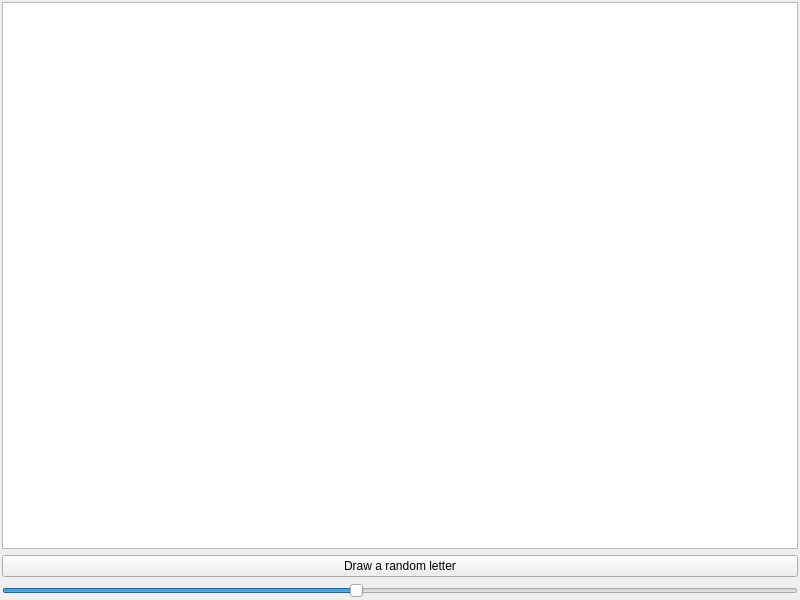
This is main_window.ui in JensGrabner/fx7500g as Qt 5 draws it before an edit. The edited form follows.
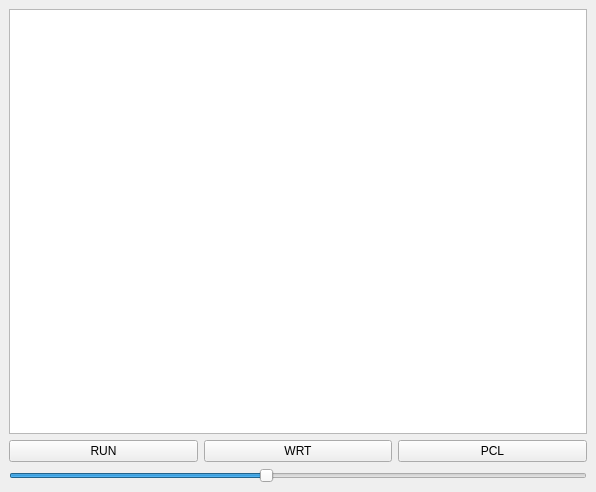
This is the edited form.

What changed in the file:
```diff
--- a/main_window.ui
+++ b/main_window.ui
@@ -5,8 +5,8 @@
    <rect>
     <x>0</x>
     <y>0</y>
-    <width>800</width>
-    <height>600</height>
+    <width>596</width>
+    <height>492</height>
    </rect>
   </property>
   <property name="windowTitle" >
@@ -14,27 +14,34 @@
   </property>
   <widget class="QWidget" name="centralwidget" >
    <layout class="QGridLayout" >
-    <property name="leftMargin" >
-     <number>2</number>
-    </property>
-    <property name="topMargin" >
-     <number>2</number>
-    </property>
-    <property name="rightMargin" >
-     <number>2</number>
-    </property>
-    <property name="bottomMargin" >
-     <number>2</number>
-    </property>
-    <property name="horizontalSpacing" >
-     <number>6</number>
-    </property>
-    <property name="verticalSpacing" >
-     <number>6</number>
-    </property>
     <item row="0" column="0" >
      <widget class="QGraphicsView" name="graphicsView" />
     </item>
+    <item row="1" column="0" >
+     <layout class="QHBoxLayout" >
+      <item>
+       <widget class="QPushButton" name="pushButtonRUN" >
+        <property name="text" >
+         <string>RUN</string>
+        </property>
+       </widget>
+      </item>
+      <item>
+       <widget class="QPushButton" name="pushButtonWRT" >
+        <property name="text" >
+         <string>WRT</string>
+        </property>
+       </widget>
+      </item>
+      <item>
+       <widget class="QPushButton" name="pushButtonPCL" >
+        <property name="text" >
+         <string>PCL</string>
+        </property>
+       </widget>
+      </item>
+     </layout>
+    </item>
     <item row="2" column="0" >
      <widget class="QSlider" name="sliderSize" >
       <property name="minimum" >
@@ -51,13 +58,6 @@
       </property>
      </widget>
     </item>
-    <item row="1" column="0" >
-     <widget class="QPushButton" name="pushButtonRandomLetter" >
-      <property name="text" >
-       <string>Draw a random letter</string>
-      </property>
-     </widget>
-    </item>
    </layout>
   </widget>
  </widget>
```
